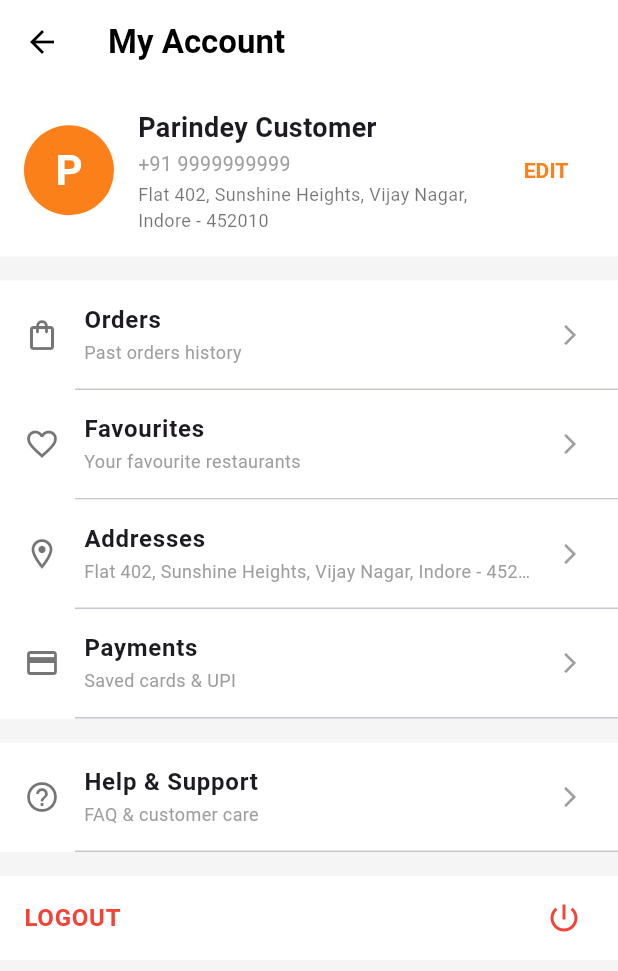
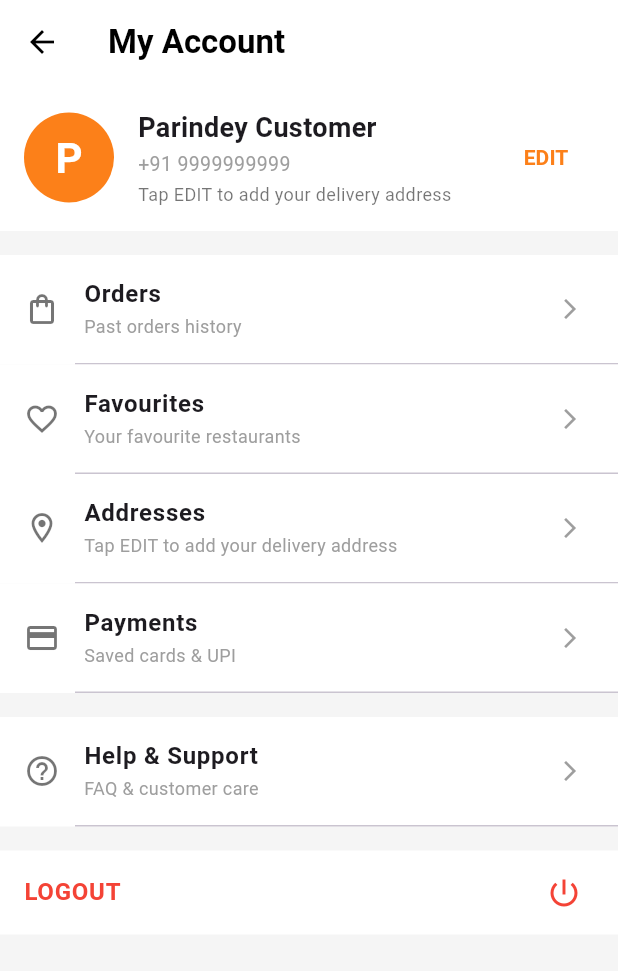
Before and after one commit to 2021cd31pr/parindey_user_app, a Flutter app: the screen it shows after launch, after a tap on "SIGN UP", after a tap on "Continue as Guest", after a tap on the "person" icon, on a phone screen of 412 x 824 dp. Shown: the top 971 px of the screen. Run offline on Flutter 3.47's test engine with Material 3 defaults, Android fonts, the phone set to English and light mode, and no system bars; our stand-ins replace flutter_riverpod, geolocator, shared_preferences; network calls fail.

Commit message:
Optimize background splash location fetching, eliminate dummy addresses, and add Swiggy slide-fade restaurant menu transition animation

```diff
--- a/lib/screens/profile_screen.dart
+++ b/lib/screens/profile_screen.dart
@@ -16,11 +16,11 @@ class ProfileScreen extends ConsumerWidget {
     final nameController = TextEditingController(text: authState.name ?? 'Parindey Customer');
     final phoneController = TextEditingController(text: authState.phone ?? '9876543210');
 
-    final hNo = await StorageService.getString('userHouseNo') ?? 'Flat No 789';
-    final stArea = await StorageService.getString('userStreetArea') ?? 'LIG Square, Ambedkar Nagar';
-    final lm = await StorageService.getString('userLandmark') ?? 'Hanuman Mandir';
-    final cState = await StorageService.getString('userCityState') ?? 'Indore, Madhya Pradesh';
-    final pin = await StorageService.getString('userPincode') ?? '452010';
+    final hNo = await StorageService.getString('userHouseNo') ?? '';
+    final stArea = await StorageService.getString('userStreetArea') ?? '';
+    final lm = await StorageService.getString('userLandmark') ?? '';
+    final cState = await StorageService.getString('userCityState') ?? '';
+    final pin = await StorageService.getString('userPincode') ?? '';
 
     final houseNoController = TextEditingController(text: hNo);
     final streetAreaController = TextEditingController(text: stArea);
@@ -213,7 +213,7 @@ class ProfileScreen extends ConsumerWidget {
                           if (c.isNotEmpty) parts.add(c);
                           if (p.isNotEmpty) parts.add('- $p');
 
-                          final fullAddr = parts.isNotEmpty ? parts.join(', ') : 'Flat 402, Vijay Nagar, Indore - 452010';
+                          final fullAddr = parts.isNotEmpty ? parts.join(', ') : '';
 
                           await StorageService.setString('userHouseNo', h);
                           await StorageService.setString('userStreetArea', s);
@@ -318,7 +318,7 @@ class ProfileScreen extends ConsumerWidget {
 
     String displayAddress = (authState.address != null && authState.address!.isNotEmpty)
         ? authState.address!
-        : 'Flat 402, Sunshine Heights, Vijay Nagar, Indore - 452010';
+        : 'Tap EDIT to add your delivery address';
     displayAddress = displayAddress.replaceAll(RegExp(r'\s*\(Lat:.*, Lng:.*\)', caseSensitive: false), '');
 
     return Scaffold(
--- a/lib/screens/splash_screen.dart
+++ b/lib/screens/splash_screen.dart
@@ -50,7 +50,7 @@ class _SplashScreenState extends ConsumerState<SplashScreen> with SingleTickerPr
       });
     }
 
-    // 2. Fetch fresh high-precision GPS position & address in background
+    // 2. Fetch fresh high-precision GPS position & address in background during splash screen
     try {
       final pos = await LocationService.getCurrentLocation();
       if (pos != null) {
@@ -62,11 +62,30 @@ class _SplashScreenState extends ConsumerState<SplashScreen> with SingleTickerPr
             _locationStatusText = fullAddr;
           });
         }
+
+        // Save granular address & coordinates to StorageService
+        await StorageService.setString('userHouseNo', addressDetails.houseNo);
+        await StorageService.setString('userStreetArea', addressDetails.streetArea);
+        await StorageService.setString('userLandmark', addressDetails.landmark);
+        await StorageService.setString('userCityState', addressDetails.cityState);
+        await StorageService.setString('userPincode', addressDetails.pincode);
+        await StorageService.setString('userAddress', fullAddr);
+        await StorageService.setString('userLat', pos.latitude.toString());
+        await StorageService.setString('userLng', pos.longitude.toString());
+
+        // Pre-match city with DB
+        final userCity = addressDetails.city.isNotEmpty ? addressDetails.city : 'Indore';
+        final api = ref.read(userApiServiceProvider);
+        final dbCities = await api.getCities();
+        final match = dbCities.where((c) => c.name.toLowerCase() == userCity.toLowerCase()).firstOrNull;
+        if (match != null) {
+          ref.read(selectedCityProvider.notifier).selectCity(match);
+        }
       }
     } catch (_) {}
 
     // 3. Smooth transition delay
-    await Future.delayed(const Duration(milliseconds: 1800));
+    await Future.delayed(const Duration(milliseconds: 1600));
 
     if (!mounted) return;
     final authState = ref.read(authProvider);
```
Also changed, not shown: lib/screens/home_screen.dart (+44 -5 lines).
